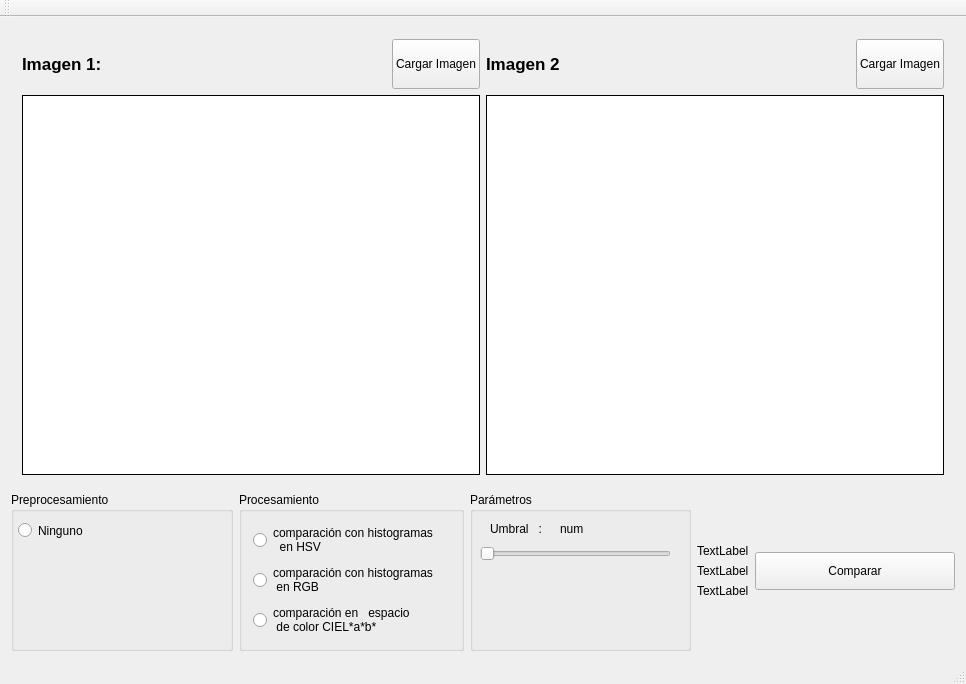
This is mainwindow.ui in enriquesoto/color_detector as Qt 5 draws it before an edit. The edited form follows.
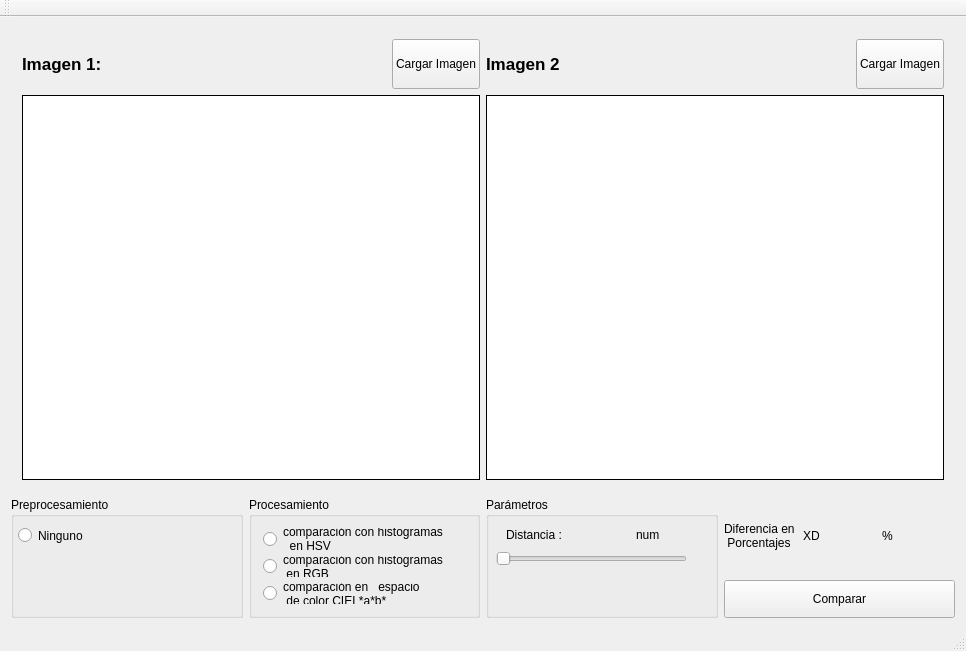
This is the edited form.

Commit message: commiteando XD cambios finales sin el porcentaje

```diff
--- a/mainwindow.ui
+++ b/mainwindow.ui
@@ -180,6 +180,12 @@
         <height>0</height>
        </size>
       </property>
+      <property name="maximumSize">
+       <size>
+        <width>16777215</width>
+        <height>121</height>
+       </size>
+      </property>
       <property name="title">
        <string>Preprocesamiento</string>
       </property>
@@ -206,6 +212,12 @@
         <height>0</height>
        </size>
       </property>
+      <property name="maximumSize">
+       <size>
+        <width>16777215</width>
+        <height>121</height>
+       </size>
+      </property>
       <property name="title">
        <string>Procesamiento</string>
       </property>
@@ -245,6 +257,12 @@
         <height>0</height>
        </size>
       </property>
+      <property name="maximumSize">
+       <size>
+        <width>16777215</width>
+        <height>121</height>
+       </size>
+      </property>
       <property name="title">
        <string>Parámetros</string>
       </property>
@@ -257,6 +275,9 @@
          <height>23</height>
         </rect>
        </property>
+       <property name="maximum">
+        <number>200</number>
+       </property>
        <property name="orientation">
         <enum>Qt::Horizontal</enum>
        </property>
@@ -266,21 +287,21 @@
         <rect>
          <x>20</x>
          <y>30</y>
-         <width>52</width>
-         <height>13</height>
+         <width>61</width>
+         <height>16</height>
         </rect>
        </property>
        <property name="text">
-        <string>Umbral   :</string>
+        <string>Distancia :</string>
        </property>
       </widget>
       <widget class="QLabel" name="lblthresholdVal">
        <property name="geometry">
         <rect>
-         <x>90</x>
+         <x>150</x>
          <y>30</y>
-         <width>52</width>
-         <height>13</height>
+         <width>31</width>
+         <height>16</height>
         </rect>
        </property>
        <property name="text">
@@ -292,35 +313,32 @@
     <item row="1" column="3">
      <layout class="QGridLayout" name="gridLayout">
       <item row="0" column="0">
-       <layout class="QVBoxLayout" name="verticalLayout">
-        <item>
-         <widget class="QLabel" name="label_3">
-          <property name="text">
-           <string>TextLabel</string>
-          </property>
-         </widget>
-        </item>
-        <item>
-         <widget class="QLabel" name="label_4">
-          <property name="text">
-           <string>TextLabel</string>
-          </property>
-         </widget>
-        </item>
-        <item>
-         <widget class="QLabel" name="label_5">
-          <property name="text">
-           <string>TextLabel</string>
-          </property>
-         </widget>
-        </item>
-       </layout>
+       <widget class="QLabel" name="label_3">
+        <property name="text">
+         <string>Diferencia en 
+ Porcentajes</string>
+        </property>
+       </widget>
       </item>
       <item row="0" column="1">
+       <widget class="QLabel" name="lblDiference">
+        <property name="text">
+         <string>XD</string>
+        </property>
+       </widget>
+      </item>
+      <item row="0" column="2">
+       <widget class="QLabel" name="label_4">
+        <property name="text">
+         <string>%</string>
+        </property>
+       </widget>
+      </item>
+      <item row="1" column="0" colspan="3">
        <widget class="QPushButton" name="bttnCompare">
         <property name="minimumSize">
          <size>
-          <width>200</width>
+          <width>150</width>
           <height>38</height>
          </size>
         </property>
```
The commit also changes 15 other files.
